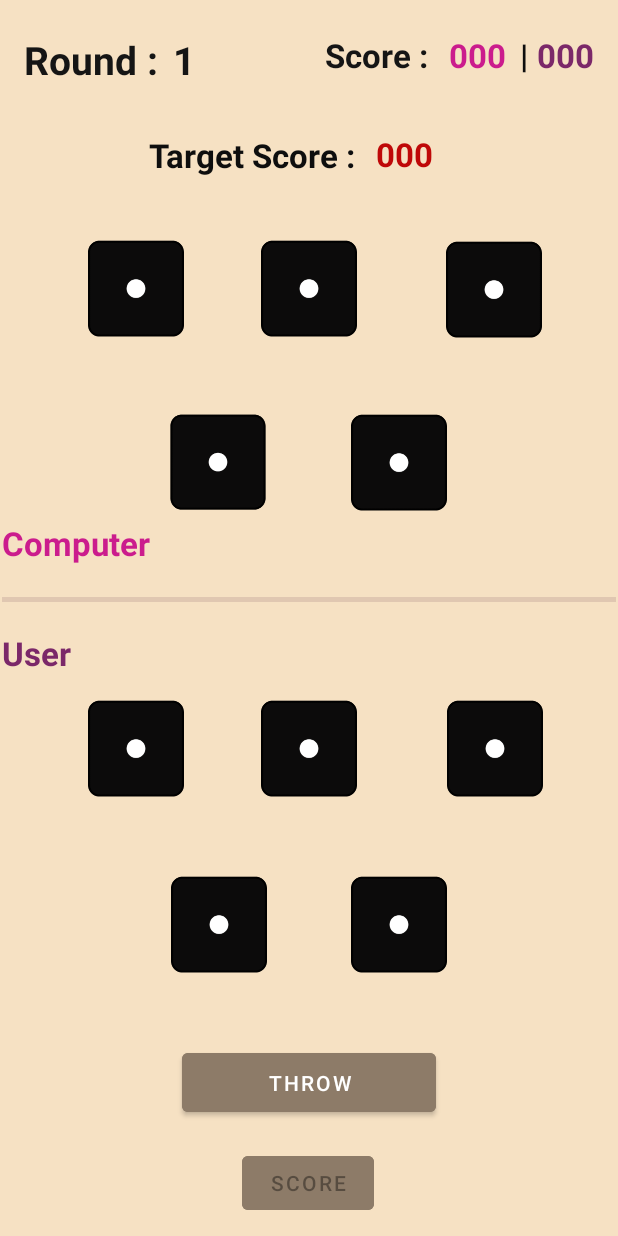
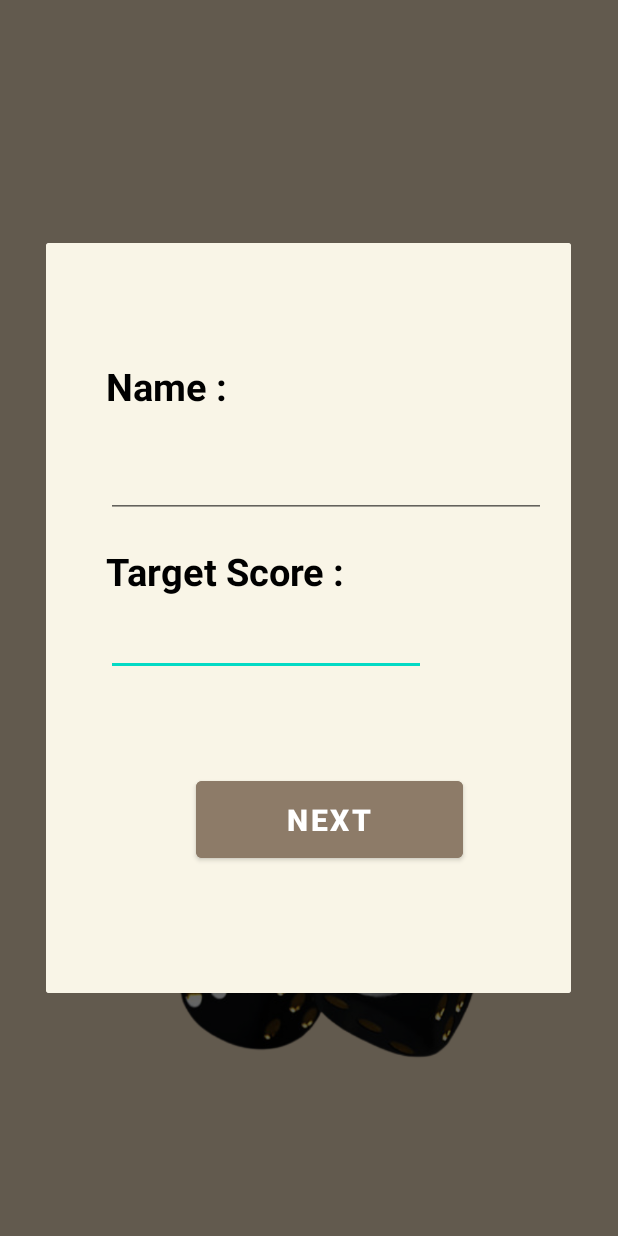
Before and after one commit to BanuL01/Dice_Roll, an Android app: the screen it shows after launch (game before the commit, options after it), after a tap on "NEW GAME", on a phone screen of 412 x 824 dp. Run offline under Robolectric (Android 15) with nearby library versions, the phone set to English and light mode, and no system bars.

Commit message:
set name, target_score

```diff
--- a/app/src/main/java/com/example/dice_application/options.kt
+++ b/app/src/main/java/com/example/dice_application/options.kt
@@ -7,6 +7,8 @@ import android.os.Bundle
 import android.os.Handler
 import android.os.Looper
 import android.widget.Button
+import android.widget.EditText
+import android.widget.TextView
 
 class options : AppCompatActivity() {
     override fun onCreate(savedInstanceState: Bundle?) {
@@ -22,15 +24,30 @@ class options : AppCompatActivity() {
         val about_button : Button = findViewById(R.id.about)
         val game_button : Button = findViewById(R.id.new_game)
 
+        //popup window for the about
         about_button.setOnClickListener {
             val dialog = Dialog(this)
             dialog.setContentView(R.layout.activity_about)
             dialog.show()
         }
 
+
         game_button.setOnClickListener {
-            val intent = Intent(this, game::class.java)
-            startActivity(intent)
+            val dialog = Dialog(this)
+            dialog.setContentView(R.layout.activity_user_input)
+
+            var nextbutton = dialog.findViewById(R.id.next_button_input) as Button
+            var target_id = dialog.findViewById(R.id.target_score_input) as EditText
+            var name_id = dialog.findViewById(R.id.PersonName) as EditText
+
+            nextbutton.setOnClickListener {
+                val intent = Intent(this, game::class.java)
+                intent.putExtra("key", target_id.text.toString())
+                intent.putExtra( "key2", name_id.text.toString() )
+                startActivity(intent)
+                dialog.dismiss()
+            }
+            dialog.show()
         }
 
     }
--- a/app/src/main/java/com/example/dice_application/user_input.kt
+++ b/app/src/main/java/com/example/dice_application/user_input.kt
@@ -1,11 +1,13 @@
 package com.example.dice_application
 
+import android.content.Intent
+import android.os.Bundle
 import androidx.appcompat.app.AppCompatActivity
-import android.os.Bundle
 
 class user_input : AppCompatActivity() {
     override fun onCreate(savedInstanceState: Bundle?) {
         super.onCreate(savedInstanceState)
         setContentView(R.layout.activity_user_input)
+
     }
 }
--- a/app/src/main/res/layout/activity_game.xml
+++ b/app/src/main/res/layout/activity_game.xml
@@ -40,7 +40,7 @@
         android:layout_marginBottom="48dp"
         android:background="?android:attr/listDivider"
         android:backgroundTint="#400E32"
-        app:layout_constraintBottom_toBottomOf="@+id/textView8"
+        app:layout_constraintBottom_toBottomOf="@+id/user_text"
         app:layout_constraintEnd_toEndOf="parent"
         app:layout_constraintStart_toStartOf="parent"
         app:layout_constraintTop_toTopOf="@+id/textView7" />
@@ -54,7 +54,7 @@
         android:clickable="false"
         app:layout_constraintBottom_toBottomOf="@+id/user_d2"
         app:layout_constraintEnd_toEndOf="@+id/user_d4"
-        app:layout_constraintStart_toStartOf="@+id/textView8"
+        app:layout_constraintStart_toStartOf="@+id/user_text"
         app:layout_constraintTop_toTopOf="@+id/user_d2"
         app:srcCompat="@drawable/dice_1" />
 
@@ -67,7 +67,7 @@
         android:clickable="false"
         app:layout_constraintBottom_toBottomOf="@+id/user_d5"
         app:layout_constraintEnd_toEndOf="@+id/throw_button"
-        app:layout_constraintStart_toStartOf="@+id/textView8"
+        app:layout_constraintStart_toStartOf="@+id/user_text"
         app:layout_constraintTop_toTopOf="@+id/user_d5"
         app:srcCompat="@drawable/dice_1" />
 
@@ -226,10 +226,12 @@
         android:layout_height="wrap_content"
         android:layout_marginStart="9dp"
         android:layout_marginTop="22dp"
+        android:layout_marginEnd="4dp"
         android:text="|"
         android:textColor="#0E0E0E"
         android:textSize="22dp"
         android:textStyle="bold"
+        app:layout_constraintEnd_toStartOf="@+id/user_score"
         app:layout_constraintStart_toEndOf="@+id/com_score"
         app:layout_constraintTop_toTopOf="parent" />
 
@@ -238,7 +240,7 @@
         android:layout_width="wrap_content"
         android:layout_height="wrap_content"
         android:layout_marginTop="22dp"
-        android:layout_marginEnd="16dp"
+        android:layout_marginEnd="28dp"
         android:text="000"
         android:textColor="#7B2869"
         android:textSize="22sp"
@@ -250,7 +252,7 @@
         android:id="@+id/com_score"
         android:layout_width="wrap_content"
         android:layout_height="wrap_content"
-        android:layout_marginStart="14dp"
+        android:layout_marginStart="4dp"
         android:layout_marginTop="22dp"
         android:text="000"
         android:textColor="#CB1C8D"
@@ -260,7 +262,7 @@
         app:layout_constraintTop_toTopOf="parent" />
 
     <TextView
-        android:id="@+id/textView8"
+        android:id="@+id/user_text"
         android:layout_width="wrap_content"
         android:layout_height="wrap_content"
         android:layout_marginStart="1dp"
@@ -282,7 +284,7 @@
         android:textColor="#0E0E0E"
         android:textSize="22dp"
         android:textStyle="bold"
-        app:layout_constraintStart_toEndOf="@+id/textView8"
+        app:layout_constraintStart_toEndOf="@+id/user_text"
         app:layout_constraintTop_toBottomOf="@+id/textView4" />
 
     <TextView
--- a/app/src/main/res/layout/activity_user_input.xml
+++ b/app/src/main/res/layout/activity_user_input.xml
@@ -3,38 +3,101 @@
     xmlns:app="http://schemas.android.com/apk/res-auto"
     xmlns:tools="http://schemas.android.com/tools"
     android:layout_width="350dp"
-    android:layout_height="550dp"
+    android:layout_height="500dp"
     android:layout_gravity="center"
     android:background="#F9F5E7"
     tools:context=".user_input">
 
     <EditText
+        android:id="@+id/target_score_input"
+        android:layout_width="wrap_content"
+        android:layout_height="wrap_content"
+        android:layout_marginStart="40dp"
+        android:layout_marginTop="60dp"
+        android:ems="10"
+        android:inputType="number|textPersonName"
+        app:layout_constraintStart_toStartOf="parent"
+        app:layout_constraintTop_toBottomOf="@+id/PersonName" />
+
+    <EditText
         android:id="@+id/PersonName"
         android:layout_width="wrap_content"
         android:layout_height="wrap_content"
-        android:layout_marginStart="68dp"
-        android:layout_marginTop="196dp"
+        android:layout_marginStart="40dp"
+        android:layout_marginTop="128dp"
         android:ems="10"
         android:inputType="textPersonName"
-        android:text=" Name : "
+        android:textSize="25dp"
+        android:textStyle="bold"
         app:layout_constraintStart_toStartOf="parent"
         app:layout_constraintTop_toTopOf="parent" />
 
-    <EditText
-        android:id="@+id/editTextTextPersonName2"
+    <Button
+        android:id="@+id/next_button_input"
+        android:layout_width="178dp"
+        android:layout_height="63dp"
+        android:layout_marginStart="100dp"
+        android:layout_marginTop="64dp"
+        android:backgroundTint="#8D7B68"
+        android:gravity="center"
+        android:text="Next"
+        android:textSize="20dp"
+        android:textStyle="bold"
+        app:iconPadding="10dp"
+        app:layout_constraintStart_toStartOf="parent"
+        app:layout_constraintTop_toBottomOf="@+id/target_score_input" />
+
+    <TextView
+        android:id="@+id/name_tv"
         android:layout_width="wrap_content"
         android:layout_height="wrap_content"
-        android:ems="10"
-        android:inputType="textPersonName"
-        android:text="Target Score :"
-        tools:layout_editor_absoluteX="71dp"
-        tools:layout_editor_absoluteY="298dp" />
+        android:layout_marginStart="40dp"
+        android:layout_marginTop="78dp"
+        android:text="Name :"
+        android:textSize="25dp"
+        android:textStyle="bold"
+        android:textColor="#FF000000"
+        app:layout_constraintStart_toStartOf="parent"
+        app:layout_constraintTop_toTopOf="parent" />
 
-    <Button
-        android:id="@+id/button"
+    <TextView
+        android:id="@+id/t_score_tv"
         android:layout_width="wrap_content"
         android:layout_height="wrap_content"
-        android:text="Button"
-        tools:layout_editor_absoluteX="128dp"
-        tools:layout_editor_absoluteY="454dp" />
+        android:layout_marginStart="40dp"
+        android:layout_marginTop="18dp"
+        android:text="Target Score :"
+        android:textSize="25dp"
+        android:textStyle="bold"
+        android:textColor="#FF000000"
+        app:layout_constraintStart_toStartOf="parent"
+        app:layout_constraintTop_toBottomOf="@+id/PersonName" />
+
+    <TextView
+        android:id="@+id/required1"
+        android:layout_width="wrap_content"
+        android:layout_height="wrap_content"
+        android:layout_marginStart="154dp"
+        android:layout_marginTop="86dp"
+        android:text="required*"
+        android:textColor="#BF0808"
+        android:textSize="15dp"
+        android:textStyle="bold"
+        android:visibility="invisible"
+        app:layout_constraintStart_toEndOf="@+id/name_tv"
+        app:layout_constraintTop_toTopOf="parent" />
+
+    <TextView
+        android:id="@+id/required2"
+        android:layout_width="wrap_content"
+        android:layout_height="wrap_content"
+        android:layout_marginStart="78dp"
+        android:layout_marginTop="32dp"
+        android:text="required*"
+        android:textColor="#BF0808"
+        android:textSize="15dp"
+        android:textStyle="bold"
+        android:visibility="invisible"
+        app:layout_constraintStart_toEndOf="@+id/t_score_tv"
+        app:layout_constraintTop_toBottomOf="@+id/PersonName" />
 </androidx.constraintlayout.widget.ConstraintLayout>
```
Also changed, not shown: app/src/main/java/com/example/dice_application/game.kt (+36 -5 lines).
